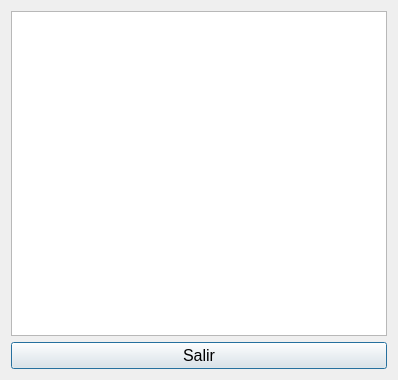
First picture: the form in GymFitness/View/dialogappointsview.ui, repository J-Pinos3/Desktop_GymManagement, before the edit.
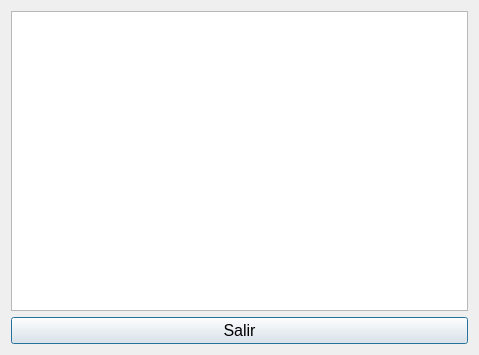
Second picture: the form after the edit.

The edit to the form file:
```diff
--- a/GymFitness/View/dialogappointsview.ui
+++ b/GymFitness/View/dialogappointsview.ui
@@ -6,8 +6,8 @@
    <rect>
     <x>0</x>
     <y>0</y>
-    <width>398</width>
-    <height>380</height>
+    <width>479</width>
+    <height>355</height>
    </rect>
   </property>
   <property name="windowTitle">
```
